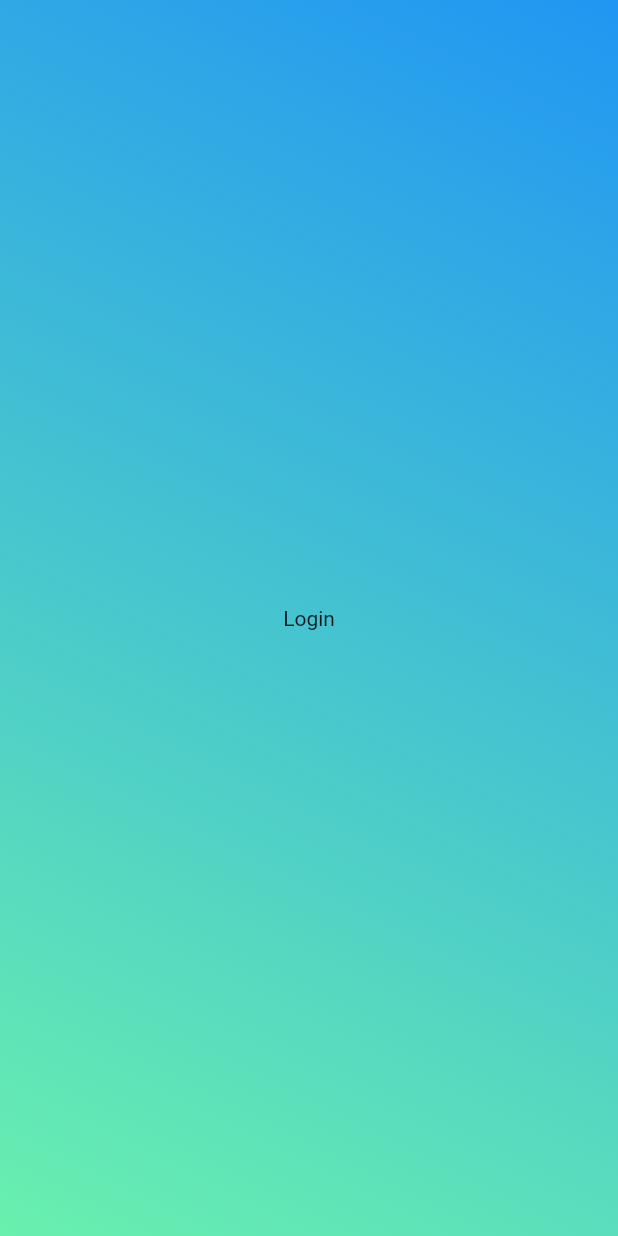
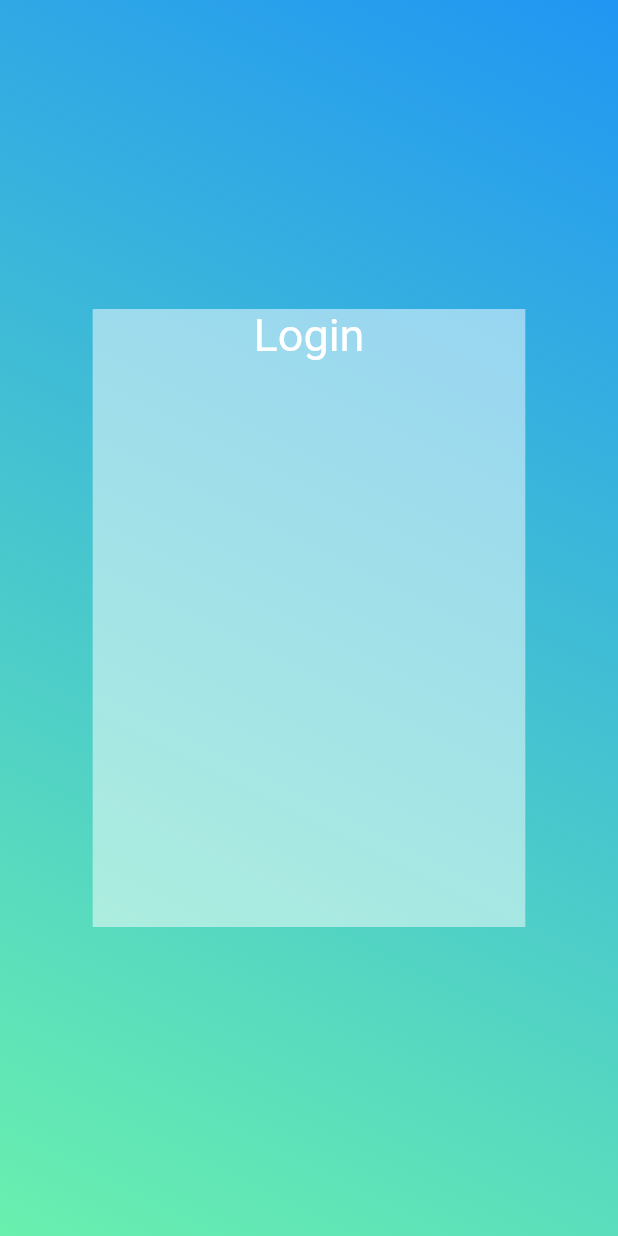
Before and after one commit to FBMLJ/movel_trabalho, a Flutter app: the screen it shows after launch, on a phone screen of 412 x 824 dp. Run offline on Flutter 3.47's test engine with Material 2 defaults, Android fonts, the phone set to English and light mode, and no system bars.

Commit message:
mais modificicação na tela de login

```diff
--- a/lib/screen/Login.dart
+++ b/lib/screen/Login.dart
@@ -25,10 +25,22 @@ class _LoginPageState extends State<LoginPage> {
               )
           ),
             child: Center(
-            child: Padding(
-            padding: EdgeInsets.all(10),
-              child: Text("Login")
-            )
+              child: Padding(
+                padding: EdgeInsets.all(10),
+                  child: Container(
+                    width: MediaQuery.of(context).size.width *.7 ,
+                    height: MediaQuery.of(context).size.height *.5  ,
+                    color: Colors.white.withOpacity(.5),
+                    child: Column(
+                        children: <Widget>[
+                          Text("Login", style: TextStyle(
+                            color: Colors.white,
+                            fontSize: 30
+                          ))
+                        ]
+                    )
+                  )
+                )
           )
 
         ),
```
